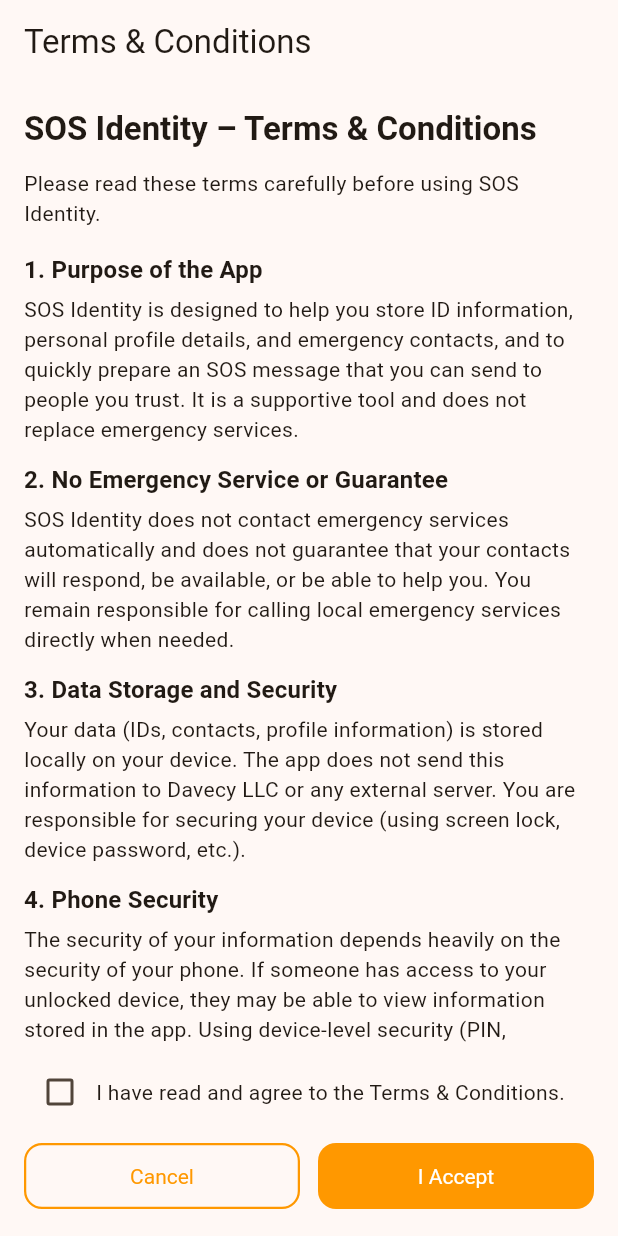
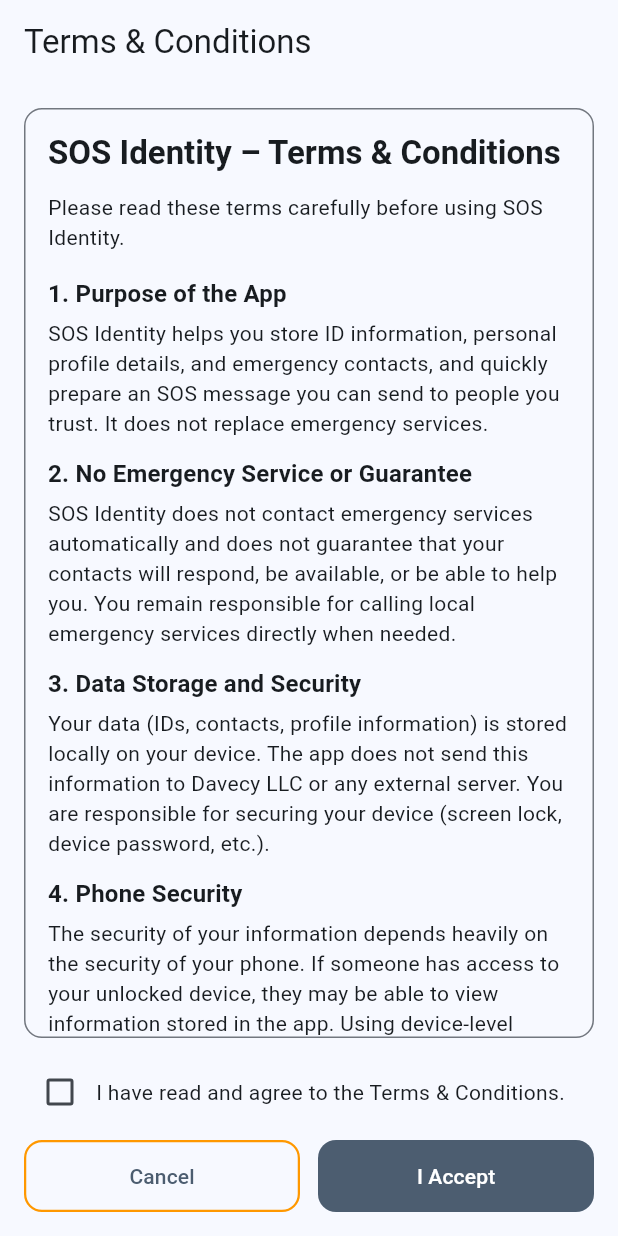
Before and after one commit to DavecyLLC/sos_identity, a Flutter app: the screen it shows after launch, on a phone screen of 412 x 824 dp. Run offline on Flutter 3.47's test engine with Material 3 defaults, Android fonts, the phone set to English and light mode, and no system bars; our stand-ins replace camera, geolocator, image_picker, shared_preferences; missing offline and left inert: flutter_sms.

Commit message:
Fixed Term screen

```diff
--- a/lib/main.dart
+++ b/lib/main.dart
@@ -5,11 +5,10 @@
 import 'screens/terms_accept_screen.dart';
 import 'services/local_storage.dart';
 
-void main() async {
-  // ✅ Ensure Flutter bindings are initialized
+Future<void> main() async {
   WidgetsFlutterBinding.ensureInitialized();
 
-  // ✅ Initialize SharedPreferences BEFORE runApp (with retry)
+  // Initialize SharedPreferences early (helps avoid plugin init issues on iOS)
   try {
     await SharedPreferences.getInstance();
   } catch (e) {
@@ -30,119 +29,100 @@
       title: 'SOS Identity',
       debugShowCheckedModeBanner: false,
       theme: _buildTheme(),
-      home: const _TermsGate(),
+      home: const TermsGate(),
     );
   }
 }
 
 /// ---------------------------------------------------------
 ///  APP THEME: Orange primary, Blue secondary
-///  ✅ Remove bold globally (text + buttons)
 /// ---------------------------------------------------------
 ThemeData _buildTheme() {
-  final base = ThemeData(
+  return ThemeData(
     useMaterial3: true,
     colorScheme: ColorScheme.fromSeed(
-      seedColor: Colors.orange,
-      primary: Colors.orange,
+      seedColor: Color(0xFF4C5D70),
+      primary: Color(0xFF4C5D70),
       secondary: Colors.blue,
       brightness: Brightness.light,
     ),
-  );
-
-  // ✅ Force ALL text styles to normal weight (removes bold everywhere)
-  final noBoldTextTheme = base.textTheme.copyWith(
-    displayLarge: base.textTheme.displayLarge?.copyWith(fontWeight: FontWeight.normal),
-    displayMedium: base.textTheme.displayMedium?.copyWith(fontWeight: FontWeight.normal),
-    displaySmall: base.textTheme.displaySmall?.copyWith(fontWeight: FontWeight.normal),
-    headlineLarge: base.textTheme.headlineLarge?.copyWith(fontWeight: FontWeight.normal),
-    headlineMedium: base.textTheme.headlineMedium?.copyWith(fontWeight: FontWeight.normal),
-    headlineSmall: base.textTheme.headlineSmall?.copyWith(fontWeight: FontWeight.normal),
-    titleLarge: base.textTheme.titleLarge?.copyWith(fontWeight: FontWeight.normal),
-    titleMedium: base.textTheme.titleMedium?.copyWith(fontWeight: FontWeight.normal),
-    titleSmall: base.textTheme.titleSmall?.copyWith(fontWeight: FontWeight.normal),
-    bodyLarge: base.textTheme.bodyLarge?.copyWith(fontWeight: FontWeight.normal),
-    bodyMedium: base.textTheme.bodyMedium?.copyWith(fontWeight: FontWeight.normal),
-    bodySmall: base.textTheme.bodySmall?.copyWith(fontWeight: FontWeight.normal),
-    labelLarge: base.textTheme.labelLarge?.copyWith(fontWeight: FontWeight.normal),
-    labelMedium: base.textTheme.labelMedium?.copyWith(fontWeight: FontWeight.normal),
-    labelSmall: base.textTheme.labelSmall?.copyWith(fontWeight: FontWeight.normal),
-  );
-
-  // ✅ Apply no-bold to BOTH textTheme and primaryTextTheme
-  return base.copyWith(
-    textTheme: noBoldTextTheme,
-    primaryTextTheme: noBoldTextTheme,
-
-    // 🔶 FILLED BUTTONS (Accept, Start Safety, etc.)
     filledButtonTheme: FilledButtonThemeData(
       style: FilledButton.styleFrom(
-        backgroundColor: Colors.orange,
+        backgroundColor: Color(0xFF4C5D70),
         foregroundColor: Colors.white,
         padding: const EdgeInsets.symmetric(vertical: 14, horizontal: 12),
         shape: RoundedRectangleBorder(
           borderRadius: BorderRadius.circular(12),
         ),
-        // ✅ Remove bold on button labels
-        textStyle: const TextStyle(fontWeight: FontWeight.normal),
       ),
     ),
-
-    // 🟠 OUTLINED BUTTONS (View Terms, Add optional items)
     outlinedButtonTheme: OutlinedButtonThemeData(
       style: OutlinedButton.styleFrom(
-        foregroundColor: Colors.orange,
+        foregroundColor: Color(0xFF4C5D70),
         side: const BorderSide(color: Colors.orange, width: 1.5),
         padding: const EdgeInsets.symmetric(vertical: 14, horizontal: 12),
         shape: RoundedRectangleBorder(
           borderRadius: BorderRadius.circular(12),
         ),
-        // ✅ Remove bold on button labels
-        textStyle: const TextStyle(fontWeight: FontWeight.normal),
       ),
     ),
-
-    // 🟠 ELEVATED BUTTONS (Legacy buttons)
     elevatedButtonTheme: ElevatedButtonThemeData(
       style: ElevatedButton.styleFrom(
-        backgroundColor: Colors.orange,
+        backgroundColor: Color(0xFF4C5D70),
         foregroundColor: Colors.white,
         padding: const EdgeInsets.symmetric(vertical: 14, horizontal: 12),
         shape: RoundedRectangleBorder(
           borderRadius: BorderRadius.circular(12),
         ),
-        // ✅ Remove bold on button labels
-        textStyle: const TextStyle(fontWeight: FontWeight.normal),
-      ),
-    ),
-
-    // ✅ Also remove bold from TextButton labels (just in case)
-    textButtonTheme: TextButtonThemeData(
-      style: TextButton.styleFrom(
-        textStyle: const TextStyle(fontWeight: FontWeight.normal),
       ),
     ),
   );
 }
 
 /// ---------------------------------------------------------
-///  TERMS GATE:
-///  If user has not accepted Terms → show the TermsAcceptScreen.
-///  If accepted → show Dashboard.
+///  TERMS GATE (reliable):
+///  - checks terms accepted
+///  - if not accepted, shows TermsAcceptScreen
+///  - after accept, refreshes and shows Dashboard
 /// ---------------------------------------------------------
-class _TermsGate extends StatelessWidget {
-  const _TermsGate();
+class TermsGate extends StatefulWidget {
+  const TermsGate({super.key});
 
-  Future<bool> _checkAccepted() async {
-    return LocalStorage.getTermsAccepted();
+  @override
+  State<TermsGate> createState() => _TermsGateState();
+}
+
+class _TermsGateState extends State<TermsGate> {
+  bool _loading = true;
+  bool _accepted = false;
+
+  @override
+  void initState() {
+    super.initState();
+    _loadAccepted();
+  }
+
+  Future<void> _loadAccepted() async {
+    final accepted = await LocalStorage.getTermsAccepted();
+    if (!mounted) return;
+    setState(() {
+      _accepted = accepted;
+      _loading = false;
+    });
+  }
+
+  Future<void> _handleAccepted() async {
+    // Mark accepted + switch screen in the same widget
+    await LocalStorage.setTermsAccepted(true);
+    if (!mounted) return;
+    setState(() {
+      _accepted = true;
+    });
   }
 
   @override
   Widget build(BuildContext context) {
-    return FutureBuilder<bool>(
-      future: _checkAccepted(),
-      builder: (context, snapshot) {
-        if (!snapshot.hasData) {
+    if (_loading) {
       return Scaffold(
         body: Center(
           child: CircularProgressIndicator(
@@ -154,13 +134,17 @@
       );
     }
 
-        final accepted = snapshot.data ?? false;
-
-        if (!accepted) {
-          return const TermsAcceptScreen();
+    if (_accepted) {
+      return const DashboardScreen();
     }
 
-        return const DashboardScreen();
+    // IMPORTANT: We pass the callback the screen calls after saving
+    return TermsAcceptScreen(
+      onAccepted: () {
+        // safest: replace screen so no black screen back-stack issues
+        Navigator.of(context).pushReplacement(
+          MaterialPageRoute(builder: (_) => const DashboardScreen()),
+        );
       },
     );
   }
--- a/lib/screens/settings_screen.dart
+++ b/lib/screens/settings_screen.dart
@@ -59,7 +59,11 @@
   Future<void> _openTerms() async {
     await Navigator.of(context).push(
       MaterialPageRoute(
-        builder: (_) => const TermsAcceptScreen(),
+        builder: (_) => TermsAcceptScreen(
+          onAccepted: () {
+            Navigator.of(context).pop();
+          },
+        ),
       ),
     );
     final accepted = await LocalStorage.getTermsAccepted();
--- a/lib/screens/terms_accept_screen.dart
+++ b/lib/screens/terms_accept_screen.dart
@@ -2,7 +2,14 @@
 import '../services/local_storage.dart';
 
 class TermsAcceptScreen extends StatefulWidget {
-  const TermsAcceptScreen({super.key});
+  /// Called after terms are successfully accepted & saved.
+  /// Use this to route to Dashboard (or refresh your gate).
+  final VoidCallback onAccepted;
+
+  const TermsAcceptScreen({
+    super.key,
+    required this.onAccepted,
+  });
 
   @override
   State<TermsAcceptScreen> createState() => _TermsAcceptScreenState();
@@ -13,6 +20,8 @@
   bool _saving = false;
 
   Future<void> _onAccept() async {
+    if (_saving) return;
+
     if (!_acceptChecked) {
       ScaffoldMessenger.of(context).showSnackBar(
         const SnackBar(
@@ -22,14 +31,30 @@
       return;
     }
 
-    setState(() {
-      _saving = true;
-    });
+    setState(() => _saving = true);
 
+    try {
       await LocalStorage.setTermsAccepted(true);
 
       if (!mounted) return;
-    Navigator.of(context).pop(true);
+
+      // Fire callback so parent decides how to navigate
+      widget.onAccepted();
+    } catch (e) {
+      if (!mounted) return;
+
+      setState(() => _saving = false);
+      ScaffoldMessenger.of(context).showSnackBar(
+        const SnackBar(
+          content: Text('Failed to save acceptance. Please try again.'),
+        ),
+      );
+    }
+  }
+
+  void _onCancel() {
+    if (_saving) return;
+    Navigator.of(context).pop(false);
   }
 
   @override
@@ -37,24 +62,31 @@
     final theme = Theme.of(context);
 
     return Scaffold(
-      appBar: AppBar(
-        title: const Text('Terms & Conditions'),
-      ),
+      appBar: AppBar(title: const Text('Terms & Conditions')),
       body: SafeArea(
         child: Padding(
           padding: const EdgeInsets.all(16),
           child: Column(
             children: [
-              // 🔹 Scrollable area for the long text
               Expanded(
+                child: DecoratedBox(
+                  decoration: BoxDecoration(
+                    border: Border.all(color: theme.dividerColor),
+                    borderRadius: BorderRadius.circular(12),
+                  ),
+                  child: ClipRRect(
+                    borderRadius: BorderRadius.circular(12),
+                    child: Scrollbar(
                       child: SingleChildScrollView(
+                        padding: const EdgeInsets.all(16),
                         child: Column(
                           crossAxisAlignment: CrossAxisAlignment.start,
                           children: [
                             Text(
                               'SOS Identity – Terms & Conditions',
-                        style: theme.textTheme.titleLarge
-                            ?.copyWith(fontWeight: FontWeight.bold),
+                              style: theme.textTheme.titleLarge?.copyWith(
+                                fontWeight: FontWeight.bold,
+                              ),
                             ),
                             const SizedBox(height: 12),
                             Text(
@@ -63,25 +95,15 @@
                             ),
                             const SizedBox(height: 16),
 
-                      Text(
-                        '1. Purpose of the App',
-                        style: theme.textTheme.titleMedium
-                            ?.copyWith(fontWeight: FontWeight.bold),
-                      ),
-                      const SizedBox(height: 4),
+                            _sectionTitle(theme, '1. Purpose of the App'),
                             const Text(
-                        'SOS Identity is designed to help you store ID information, personal profile details, and '
-                        'emergency contacts, and to quickly prepare an SOS message that you can send to people you trust. '
-                        'It is a supportive tool and does not replace emergency services.',
+                              'SOS Identity helps you store ID information, personal profile details, and emergency contacts, '
+                              'and quickly prepare an SOS message you can send to people you trust. '
+                              'It does not replace emergency services.',
                             ),
                             const SizedBox(height: 12),
 
-                      Text(
-                        '2. No Emergency Service or Guarantee',
-                        style: theme.textTheme.titleMedium
-                            ?.copyWith(fontWeight: FontWeight.bold),
-                      ),
-                      const SizedBox(height: 4),
+                            _sectionTitle(theme, '2. No Emergency Service or Guarantee'),
                             const Text(
                               'SOS Identity does not contact emergency services automatically and does not guarantee that your '
                               'contacts will respond, be available, or be able to help you. You remain responsible for calling '
@@ -89,25 +111,15 @@
                             ),
                             const SizedBox(height: 12),
 
-                      Text(
-                        '3. Data Storage and Security',
-                        style: theme.textTheme.titleMedium
-                            ?.copyWith(fontWeight: FontWeight.bold),
-                      ),
-                      const SizedBox(height: 4),
+                            _sectionTitle(theme, '3. Data Storage and Security'),
                             const Text(
                               'Your data (IDs, contacts, profile information) is stored locally on your device. '
                               'The app does not send this information to Davecy LLC or any external server. '
-                        'You are responsible for securing your device (using screen lock, device password, etc.).',
+                              'You are responsible for securing your device (screen lock, device password, etc.).',
                             ),
                             const SizedBox(height: 12),
 
-                      Text(
-                        '4. Phone Security',
-                        style: theme.textTheme.titleMedium
-                            ?.copyWith(fontWeight: FontWeight.bold),
-                      ),
-                      const SizedBox(height: 4),
+                            _sectionTitle(theme, '4. Phone Security'),
                             const Text(
                               'The security of your information depends heavily on the security of your phone. '
                               'If someone has access to your unlocked device, they may be able to view information stored in the app. '
@@ -115,91 +127,66 @@
                             ),
                             const SizedBox(height: 12),
 
-                      Text(
-                        '5. No Liability – Davecy LLC',
-                        style: theme.textTheme.titleMedium
-                            ?.copyWith(fontWeight: FontWeight.bold),
-                      ),
-                      const SizedBox(height: 4),
+                            _sectionTitle(theme, '5. No Liability – Davecy LLC'),
                             const Text(
                               'SOS Identity and Davecy LLC are not responsible for any direct, indirect, incidental, or consequential '
-                        'damages that arise from the use of, inability to use, or misuse of the app. This includes, but is not '
-                        'limited to, situations where an SOS message is not sent, not received, or not acted upon by your contacts. '
-                        'You use the app at your own risk and remain fully responsible for your own safety decisions.',
+                              'damages arising from use, inability to use, or misuse of the app. This includes cases where an SOS '
+                              'message is not sent, not received, or not acted on. You use the app at your own risk.',
                             ),
                             const SizedBox(height: 12),
 
-                      Text(
-                        '6. Accuracy of Information',
-                        style: theme.textTheme.titleMedium
-                            ?.copyWith(fontWeight: FontWeight.bold),
-                      ),
-                      const SizedBox(height: 4),
+                            _sectionTitle(theme, '6. Accuracy of Information'),
                             const Text(
-                        'You are responsible for making sure that all information you store in the app (IDs, contact numbers, '
-                        'medical notes, etc.) is accurate, up to date, and appropriate to share with your trusted contacts.',
+                              'You are responsible for ensuring the information you store (IDs, contact numbers, notes, etc.) '
+                              'is accurate, up to date, and appropriate to share with trusted contacts.',
                             ),
                             const SizedBox(height: 12),
 
-                      Text(
-                        '7. Changes to the App and Terms',
-                        style: theme.textTheme.titleMedium
-                            ?.copyWith(fontWeight: FontWeight.bold),
-                      ),
-                      const SizedBox(height: 4),
+                            _sectionTitle(theme, '7. Changes to the App and Terms'),
                             const Text(
-                        'Davecy LLC may update or change the app or these terms at any time. Continued use of the app after changes '
-                        'have been published means you accept the updated terms.',
+                              'Davecy LLC may update the app or these terms at any time. Continued use after changes are published '
+                              'means you accept the updated terms.',
                             ),
                             const SizedBox(height: 12),
 
-                      Text(
-                        '8. Acceptance',
-                        style: theme.textTheme.titleMedium
-                            ?.copyWith(fontWeight: FontWeight.bold),
+                            _sectionTitle(theme, '8. Acceptance'),
+                            const Text(
+                              'By tapping "I Accept", you confirm that you have read, understood, and agree to these terms.',
                             ),
-                      const SizedBox(height: 4),
-                      const Text(
-                        'By tapping "I Accept" and using SOS Identity, you confirm that you have read, understood, and agree to these terms.',
-                      ),
-                      const SizedBox(height: 24),
+
+                            const SizedBox(height: 8),
                           ],
                         ),
                       ),
                     ),
+                  ),
+                ),
+              ),
+
+              const SizedBox(height: 12),
+
+              Row(
+                crossAxisAlignment: CrossAxisAlignment.center,
+                children: [
+                  Checkbox(
+                    value: _acceptChecked,
+                    onChanged: _saving
+                        ? null
+                        : (v) => setState(() => _acceptChecked = v ?? false),
+                  ),
+                  const Expanded(
+                    child: Text('I have read and agree to the Terms & Conditions.'),
+                  ),
+                ],
+              ),
 
               const SizedBox(height: 8),
 
-              // 🔹 Checkbox row
-              Row(
-                children: [
-                  Checkbox(
-                    value: _acceptChecked,
-                    onChanged: (v) {
-                      setState(() {
-                        _acceptChecked = v ?? false;
-                      });
-                    },
-                  ),
-                  const Expanded(
-                    child: Text(
-                      'I have read and agree to the Terms & Conditions.',
-                    ),
-                  ),
-                ],
-              ),
-              const SizedBox(height: 8),
-
-              // 🔹 Buttons at the bottom
               Row(
                 children: [
                   Expanded(
                     child: OutlinedButton(
-                      onPressed: _saving
-                          ? null
-                          : () {
-                              Navigator.of(context).pop(false);
-                            },
+                      onPressed: _saving ? null : _onCancel,
                       child: const Text('Cancel'),
                     ),
                   ),
@@ -224,4 +211,14 @@
       ),
     );
   }
+
+  Widget _sectionTitle(ThemeData theme, String text) {
+    return Padding(
+      padding: const EdgeInsets.only(bottom: 4),
+      child: Text(
+        text,
+        style: theme.textTheme.titleMedium?.copyWith(fontWeight: FontWeight.bold),
+      ),
+    );
   }
+}
```
Also changed, not shown: lib/screens/TermsAcceptScreen.dart (added, +161 -0 lines), lib/screens/dashboard_screen.dart (+8 -6 lines). Lines whose indentation alone changed are shown as unchanged.
